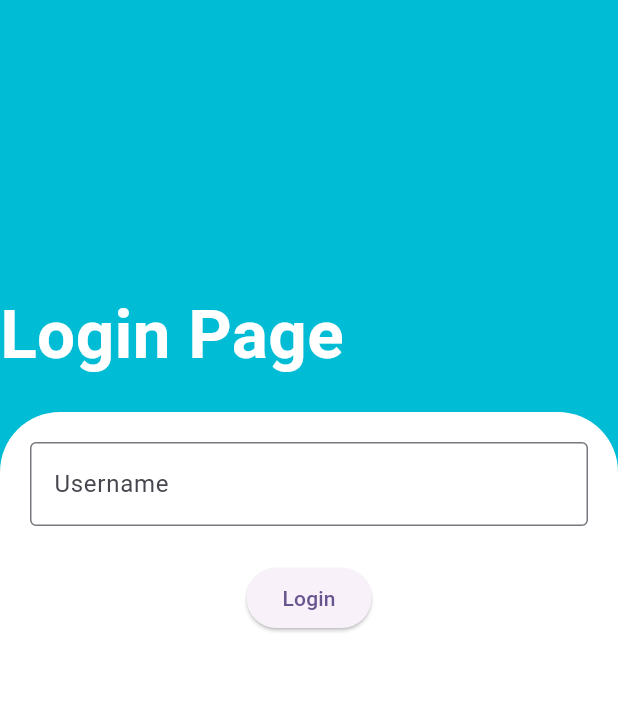
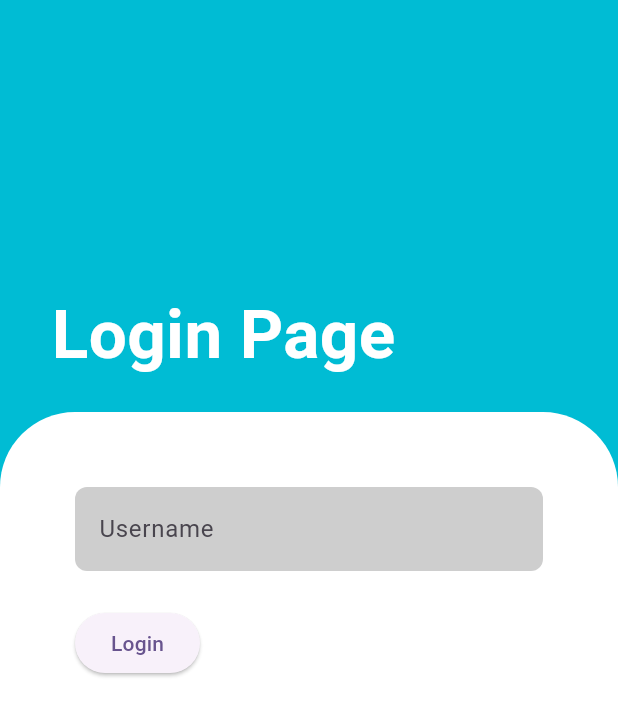
Before and after one commit to soulblade12/chatAPP-flutter, a Flutter app: the screen it shows after launch, on a phone screen of 412 x 824 dp. Shown: the top 716 px of the screen. Run offline on Flutter 3.47's test engine with Material 3 defaults, Android fonts, the phone set to English and light mode, and no system bars.

```diff
--- a/lib/Presentation/Login.dart
+++ b/lib/Presentation/Login.dart
@@ -1,106 +1,105 @@
+import 'dart:ui';
+
 import 'package:flutter/material.dart';
 import 'package:mini_project_chat/Presentation/chatroom.dart';
 import 'dart:convert';
 import 'package:http/http.dart' as http;
 
-class LoginPage extends StatefulWidget{
+class LoginPage extends StatefulWidget {
   @override
   State<StatefulWidget> createState() {
     return _LoginPageState();
   }
 }
 
-class _LoginPageState extends State<LoginPage>{
+class _LoginPageState extends State<LoginPage> {
   TextEditingController _usernameController = TextEditingController();
   GlobalKey<FormState> _formkey = GlobalKey<FormState>();
 
-  Map<String, dynamic> listUser = {};
-
-  @override
-  void initState() {
-    super.initState();
-    fetchListUserData();
-  }
-  static const URL = 'http://127.0.0.1:8080';
-
-  Future<void> fetchListUserData() async {
-    final response = await http.get(Uri.parse('http://127.0.0.1:8080/api/user/'));
-
-    if (response.statusCode == 200) {
-      final Map<String, dynamic> data = json.decode(response.body);
-      setState(() {
-        listUser = data['data'];
-      });
-    } else {
-      throw Exception('Failed to load listUser data');
-    }
-  }
   @override
   Widget build(BuildContext context) {
     return Scaffold(
       backgroundColor: Colors.cyan,
-
       body: Column(
         // mainAxisAlignment: MainAxisAlignment.center,
         crossAxisAlignment: CrossAxisAlignment.start,
         children: [
           Expanded(
-              child:Column(
+              child: Column(
                   crossAxisAlignment: CrossAxisAlignment.start,
                   mainAxisAlignment: MainAxisAlignment.end,
                   children: [
-            Text("Login Page",style: TextStyle(
+                    Text(
+                      "   Login Page",
+                      style: TextStyle(
                           fontSize: 45,
                           fontWeight: FontWeight.bold,
-              color: Colors.white),),
+                          color: Colors.white),
+                    ),
                     SizedBox(
                       height: 20,
-            )]),flex: 1),
-          Expanded(child: Container(
+                    )
+                  ]),
+              flex: 1),
+          Expanded(
+            child: Container(
               decoration: BoxDecoration(
                 color: Colors.white,
-                borderRadius:BorderRadius.only(topLeft:  Radius.circular(40),topRight:  Radius.circular(40),
-                ), ),
-            child:Column(
+                borderRadius: BorderRadius.only(
+                  topLeft: Radius.circular(50),
+                  topRight: Radius.circular(50),
+                ),
+              ),
+              child: Column(
                 children: [
-                Form(key: _formkey,
+                  Form(
+                    key: _formkey,
                     child: Padding(
-                    padding: EdgeInsets.all(20),
+                      padding: EdgeInsets.all(50),
                       child: Column(
-                      mainAxisAlignment: MainAxisAlignment.center,
+                        // mainAxisAlignment: MainAxisAlignment.center,
+                        crossAxisAlignment: CrossAxisAlignment.start,
                         children: [
                           TextFormField(
-                          autovalidateMode: AutovalidateMode.onUserInteraction,
+                            autovalidateMode:
+                                AutovalidateMode.onUserInteraction,
                             controller: _usernameController,
                             decoration: InputDecoration(
-                              labelText: "Username", border: OutlineInputBorder()),
+                                labelText: "Username",
+                                border: OutlineInputBorder(
+                                    borderRadius: BorderRadius.circular(8),
+                                    borderSide: BorderSide.none),
+                                fillColor:
+                                    const Color.fromARGB(255, 206, 206, 206),
+                                filled: true),
                           ),
                           SizedBox(
                             height: 12,
                           ),
-
                           SizedBox(
                             height: 12,
                           ),
                           ElevatedButton(
                               child: Text('Login'),
                               onPressed: () {
-                              Navigator.push(context,
-                              MaterialPageRoute(builder: (context) => HomePage(
-                                  username: _usernameController.text)));
+                                Navigator.pushReplacement(
+                                    context,
+                                    MaterialPageRoute(
+                                        builder: (context) => HomePage(
+                                            username:
+                                                _usernameController.text)));
                               }),
                         ],
                       ),
-                  ),)
+                    ),
+                  )
                 ],
-            ) ,
-          ),flex: 2,)
-
+              ),
+            ),
+            flex: 2,
+          )
         ],
       ),
     );
   }
-
-
-
 }
```
Also changed, not shown: lib/Data/datasource.dart (+6 -7 lines), lib/Domain/entitity.dart (+3 -13 lines), lib/Presentation/chatmessage.dart (+18 -24 lines), lib/Presentation/chatroom.dart (+88 -28 lines). Lines whose indentation alone changed are shown as unchanged.
